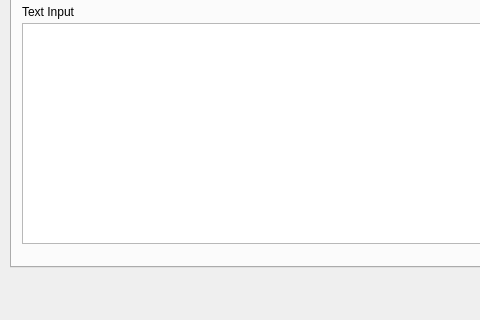
The window that src/dialogs/textdialog.ui (PhotoFlare/photoflare) describes before a commit, drawn with Qt 5; both pictures show x 0 to 480 and y 113 to 433 of the 769 by 433 pixel window.
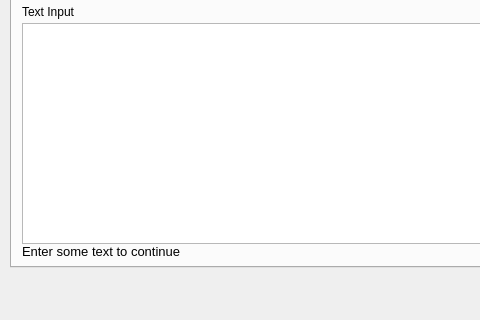
The same window after the commit.

Diff of the .ui file:
```diff
--- a/src/dialogs/textdialog.ui
+++ b/src/dialogs/textdialog.ui
@@ -243,22 +243,29 @@
       <string>Antialias</string>
      </property>
     </widget>
-    <zorder>fontComboBox</zorder>
-    <zorder>label</zorder>
-    <zorder>label_2</zorder>
-    <zorder>fontSizeSpinner</zorder>
-    <zorder>label_3</zorder>
-    <zorder>plainTextEdit</zorder>
-    <zorder>label_4</zorder>
-    <zorder>frame</zorder>
-    <zorder>checkBoxBold</zorder>
-    <zorder>checkBoxItalic</zorder>
-    <zorder>checkBoxStrike</zorder>
-    <zorder>checkBoxUnderline</zorder>
-    <zorder>label_5</zorder>
-    <zorder>textColour</zorder>
-    <zorder>checkBoxAntialias</zorder>
-    <zorder>textPreview</zorder>
+    <widget class="QLabel" name="emptyWarning">
+     <property name="geometry">
+      <rect>
+       <x>10</x>
+       <y>320</y>
+       <width>201</width>
+       <height>17</height>
+      </rect>
+     </property>
+     <property name="font">
+      <font>
+       <pointsize>10</pointsize>
+       <weight>50</weight>
+       <italic>false</italic>
+       <bold>false</bold>
+       <underline>false</underline>
+       <kerning>true</kerning>
+      </font>
+     </property>
+     <property name="text">
+      <string>Enter some text to continue</string>
+     </property>
+    </widget>
    </widget>
   </widget>
   <widget class="QDialogButtonBox" name="buttonBoxtextDialog">
```
